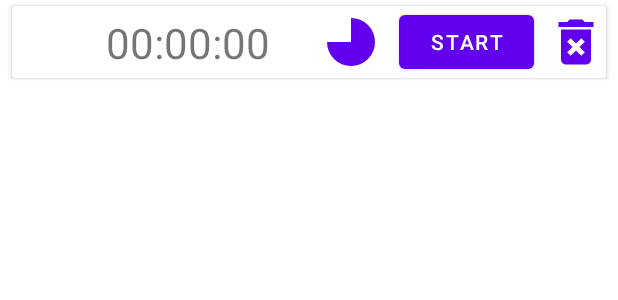
After one commit to SergeyKlimuk603/RSShool2021-Android-task-Pomodoro, an Android app: the layout timer_item.xml on its own in the app's theme, with its tools: preview values and no code run, on a phone screen of 412 x 824 dp. The commit adds this screen. Shown: the top 300 px of the screen. Run offline under Robolectric (Android 15) with nearby library versions, the phone set to English and light mode, and no system bars.

Commit message:
feat: add RecyclerView

```diff
--- a/app/build.gradle
+++ b/app/build.gradle
@@ -6,6 +6,8 @@ plugins {
 android {
     compileSdkVersion 30
     buildToolsVersion "30.0.3"
+
+    viewBinding.enabled = true
 
     defaultConfig {
         applicationId "by.klimuk.rsshool2021_android_task_pomodoro"
--- /dev/null
+++ b/app/src/main/java/by/klimuk/rsshool2021_android_task_pomodoro/views/TimerView.kt
@@ -0,0 +1,77 @@
+package by.klimuk.rsshool2021_android_task_pomodoro.views
+
+import android.content.Context
+import android.graphics.Canvas
+import android.graphics.Paint
+import android.os.Build
+import android.util.AttributeSet
+import android.util.TypedValue
+import android.view.View
+import androidx.annotation.AttrRes
+import by.klimuk.rsshool2021_android_task_pomodoro.R
+
+class TimerView @JvmOverloads constructor(
+    context: Context,
+    attrs: AttributeSet,
+    @AttrRes defStyleAttr: Int = 0
+) : View(context, attrs, defStyleAttr) {
+
+    companion object {
+        private const val FILL = 0
+        private const val STROKE_WIDTH = 5F
+        private const val DEF_ANGLE = 360F
+    }
+
+    private var angle = DEF_ANGLE
+    private var color = 0
+    private var style = FILL
+    private val paint = Paint()
+
+    init {
+        if (attrs != null) {
+            val styleAttrs = context.theme.obtainStyledAttributes(
+                attrs,
+                R.styleable.TimerView,
+                defStyleAttr,
+                0
+            )
+
+            // Получаем цвет colorPrimary текущей темы в качестве цвета по умолчанию
+            val typeValue = TypedValue()
+            context.theme.resolveAttribute(R.attr.colorPrimary, typeValue, true)
+            val defColor = if (Build.VERSION.SDK_INT >= Build.VERSION_CODES.M) {
+                context.resources.getColor(typeValue.resourceId, context.theme)
+            } else {
+                context.resources.getColor(typeValue.resourceId)
+            }
+
+            color = styleAttrs.getColor(R.styleable.TimerView_customColor, defColor)
+            style = styleAttrs.getInt(R.styleable.TimerView_customStyle, FILL)
+            angle = styleAttrs.getFloat(R.styleable.TimerView_angle, DEF_ANGLE)
+            styleAttrs.recycle()
+        }
+        paint.color = color
+        paint.style = if (style == FILL) Paint.Style.FILL else Paint.Style.STROKE
+        paint.strokeWidth = STROKE_WIDTH
+    }
+
+    override fun onDraw(canvas: Canvas?) {
+        super.onDraw(canvas)
+        if (angle == 0F) return
+        canvas?.drawArc(
+            0F,
+            0F,
+            width.toFloat(),
+            height.toFloat(),
+            -90F,
+            angle,
+            true,
+            paint
+        )
+    }
+
+    fun setAngle(angle: Float) {
+        this.angle = angle
+        invalidate()
+    }
+}
--- /dev/null
+++ b/app/src/main/res/drawable/blinking_circle.xml
@@ -0,0 +1,14 @@
+<?xml version="1.0" encoding="utf-8"?>
+<animation-list xmlns:android="http://schemas.android.com/apk/res/android"
+    android:oneshot="true">
+
+    <item
+        android:drawable="@android:color/transparent"
+        android:duration="10"/>
+    <item
+        android:drawable="@drawable/circle"
+        android:duration="300"/>
+    <item
+        android:drawable="@android:color/transparent"
+        android:duration="10"/>
+</animation-list>
--- /dev/null
+++ b/app/src/main/res/drawable/circle.xml
@@ -0,0 +1,8 @@
+<?xml version="1.0" encoding="utf-8"?>
+<shape xmlns:android="http://schemas.android.com/apk/res/android"
+    android:shape="oval">
+    <solid android:color="?attr/colorPrimary"/>
+    <size
+        android:width="8dp"
+        android:height="8dp"/>
+</shape>
--- /dev/null
+++ b/app/src/main/res/drawable/ic_baseline_delete_32.xml
@@ -0,0 +1,10 @@
+<vector
+    android:tint="?attr/colorPrimary"
+    android:viewportHeight="24"
+    android:viewportWidth="24"
+    android:width="40dp"
+    android:height="40dp"
+    xmlns:android="http://schemas.android.com/apk/res/android">
+    <path android:fillColor="?attr/colorPrimary"
+        android:pathData="M6,19c0,1.1 0.9,2 2,2h8c1.1,0 2,-0.9 2,-2L18,7L6,7v12zM8.46,11.88l1.41,-1.41L12,12.59l2.12,-2.12 1.41,1.41L13.41,14l2.12,2.12 -1.41,1.41L12,15.41l-2.12,2.12 -1.41,-1.41L10.59,14l-2.13,-2.12zM15.5,4l-1,-1h-5l-1,1L5,4v2h14L19,4z"/>
+</vector>
--- /dev/null
+++ b/app/src/main/res/layout/timer_item.xml
@@ -0,0 +1,70 @@
+<?xml version="1.0" encoding="utf-8"?>
+<androidx.cardview.widget.CardView xmlns:android="http://schemas.android.com/apk/res/android"
+    android:layout_width="match_parent"
+    android:layout_height="wrap_content"
+    android:layout_marginStart="8dp"
+    android:layout_marginEnd="8dp"
+    android:layout_marginTop="4dp"
+    android:layout_marginBottom="4dp"
+    xmlns:app="http://schemas.android.com/apk/res-auto">
+
+    <androidx.constraintlayout.widget.ConstraintLayout
+        android:layout_width="match_parent"
+        android:layout_height="wrap_content">
+
+        <ImageView
+            android:id="@+id/iv_blinking"
+            android:layout_width="8dp"
+            android:layout_height="8dp"
+            android:background="@drawable/blinking_circle"
+            android:layout_marginStart="16dp"
+            app:layout_constraintTop_toTopOf="parent"
+            app:layout_constraintBottom_toBottomOf="parent"
+            app:layout_constraintStart_toStartOf="parent" />
+
+        <TextView
+            android:id="@+id/tv_left_time"
+            android:layout_width="wrap_content"
+            android:layout_height="wrap_content"
+            android:text="00:00:00"
+            android:textSize="28sp"
+            app:layout_constraintBottom_toBottomOf="parent"
+            app:layout_constraintEnd_toStartOf="@+id/timer_view"
+            app:layout_constraintStart_toEndOf="@id/iv_blinking"
+            app:layout_constraintTop_toTopOf="parent" />
+
+        <by.klimuk.rsshool2021_android_task_pomodoro.views.TimerView
+            android:id="@+id/timer_view"
+            android:layout_width="32dp"
+            android:layout_height="32dp"
+            app:angle="270"
+            android:background="@android:color/transparent"
+            android:layout_marginEnd="16dp"
+            app:layout_constraintTop_toTopOf="parent"
+            app:layout_constraintBottom_toBottomOf="parent"
+            app:layout_constraintEnd_toStartOf="@id/btn_start"/>
+
+        <Button
+            android:id="@+id/btn_start"
+            android:layout_width="90dp"
+            android:layout_height="wrap_content"
+            android:text="@string/btn_start_name"
+            android:layout_marginEnd="8dp"
+            app:layout_constraintTop_toTopOf="parent"
+            app:layout_constraintBottom_toBottomOf="parent"
+            app:layout_constraintEnd_toStartOf="@id/btn_delete"/>
+
+        <ImageButton
+            android:id="@+id/btn_delete"
+            android:layout_width="wrap_content"
+            android:layout_height="wrap_content"
+            android:src="@drawable/ic_baseline_delete_32"
+            android:background="@android:color/transparent"
+
+            app:layout_constraintTop_toTopOf="parent"
+            app:layout_constraintBottom_toBottomOf="parent"
+            app:layout_constraintEnd_toEndOf="parent"
+            />
+    </androidx.constraintlayout.widget.ConstraintLayout>
+
+</androidx.cardview.widget.CardView>
--- a/app/src/main/res/values/strings.xml
+++ b/app/src/main/res/values/strings.xml
@@ -1,3 +1,6 @@
 <resources>
     <string name="app_name">RSShool2021-Android-task-Pomodoro</string>
+    <string name="btn_start_name">START</string>
+    <string name="btn_add_timer_name">Add Timer</string>
+    <string name="hint_minutes">minutes</string>
 </resources>
```
Also changed, not shown: app/src/main/java/by/klimuk/rsshool2021_android_task_pomodoro/MainActivity.kt (+76 -2 lines), app/src/main/java/by/klimuk/rsshool2021_android_task_pomodoro/adapters/TimerAdapter.kt (added, +37 -0 lines), app/src/main/java/by/klimuk/rsshool2021_android_task_pomodoro/adapters/TimerViewHolder.kt (added, +57 -0 lines), app/src/main/java/by/klimuk/rsshool2021_android_task_pomodoro/interfaces/TimerListener.kt (added, +9 -0 lines), app/src/main/java/by/klimuk/rsshool2021_android_task_pomodoro/models/Metronome.kt (added, +37 -0 lines), app/src/main/java/by/klimuk/rsshool2021_android_task_pomodoro/models/Timer.kt (added, +42 -0 lines), app/src/main/res/layout/activity_main.xml (+26 -6 lines), app/src/main/res/values/attrs.xml (added, +11 -0 lines).
